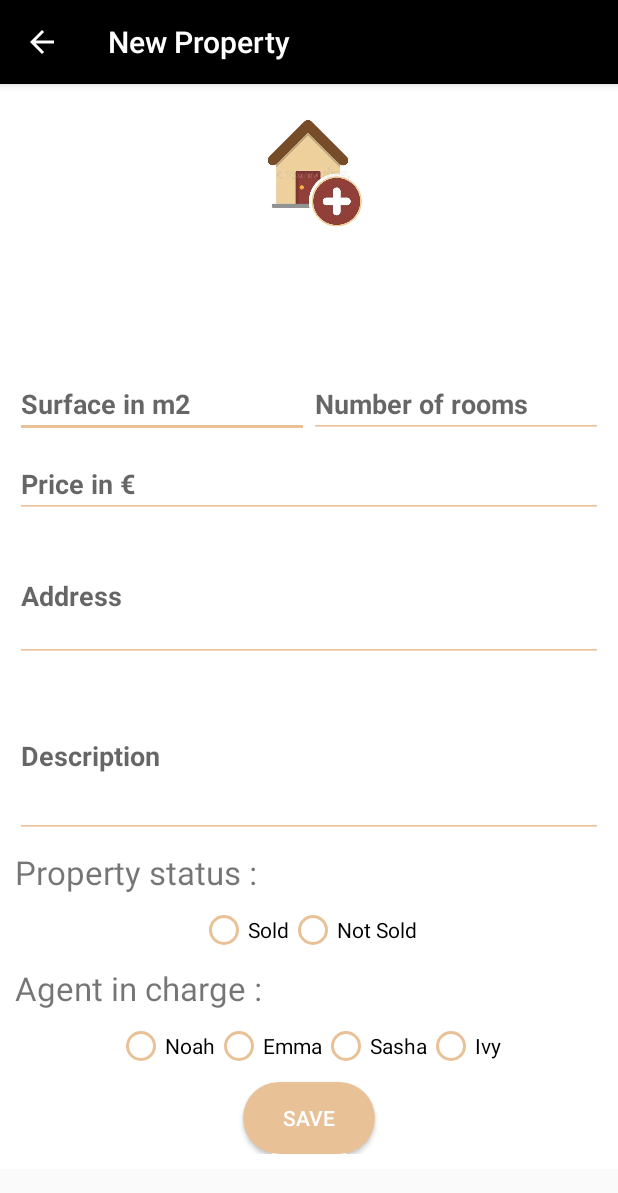
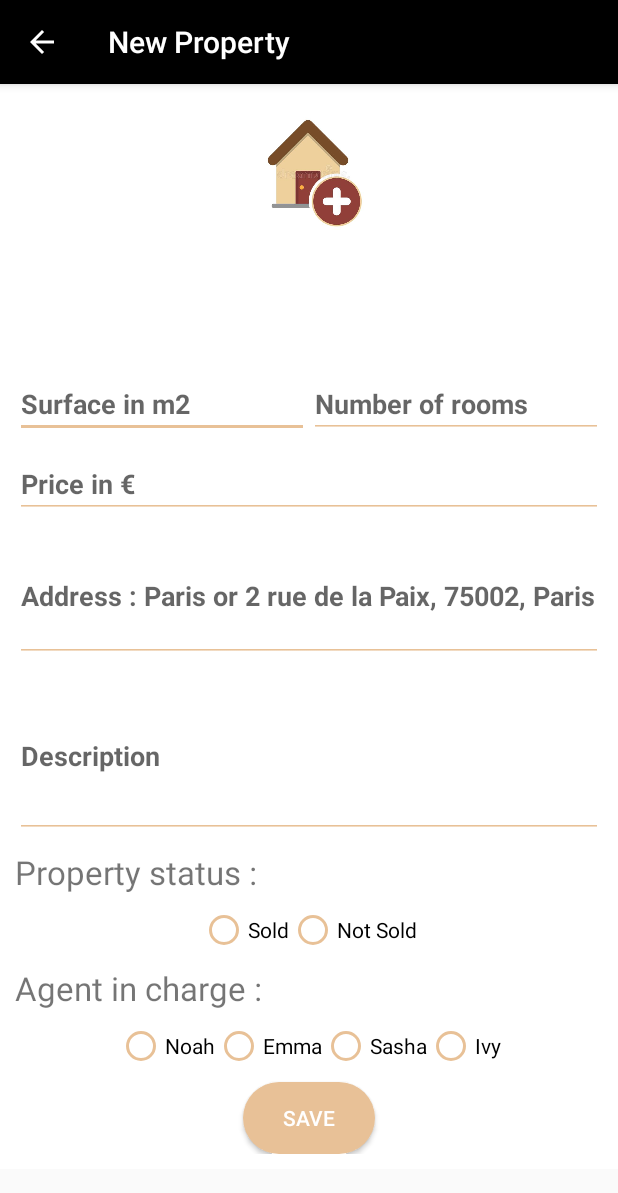
Before and after one commit to Amandhi/Real_Estate_Agency, an Android app: the AddPropertyActivity screen opened directly, with no data from a screen before it, on a phone screen of 412 x 824 dp. Shown: the top 1193 px of the screen. Run offline under Robolectric (Android 15) with nearby library versions, the light colour scheme and no system bars.

Commit message:
First commit

```diff
--- a/app/src/main/res/layout/activity_add_property.xml
+++ b/app/src/main/res/layout/activity_add_property.xml
@@ -151,7 +151,7 @@
         android:layout_height="wrap_content"
         android:layout_marginTop="8dp"
         android:hint="Price in €"
-        android:inputType="number"
+        android:inputType="numberDecimal"
         android:textColor="@color/colorBlack"
         android:textStyle="bold"
         android:backgroundTint="@color/colorTint"
@@ -166,7 +166,7 @@
         android:layout_width="0dp"
         android:layout_height="wrap_content"
         android:layout_marginTop="8dp"
-        android:hint="Address"
+        android:hint="Address : Paris or 2 rue de la Paix, 75002, Paris"
         android:textColor="@color/colorBlack"
         android:textStyle="bold"
         android:inputType="textMultiLine"
```
Also changed, not shown: app/src/main/res/drawable/maps.jpg.
